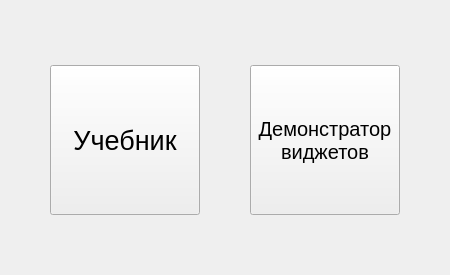
This is UI/Menu_window.ui in fLUM1NUS/App_for_learning_PyQt as Qt 5 draws it before an edit. The edited form follows.
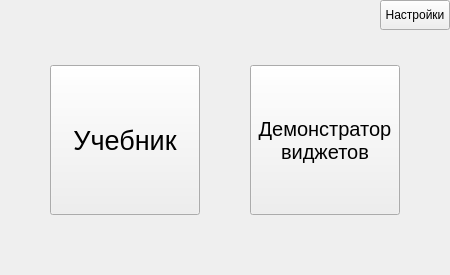
This is the edited form.

```diff
--- a/UI/Menu_window.ui
+++ b/UI/Menu_window.ui
@@ -105,6 +105,19 @@
 виджетов</string>
     </property>
    </widget>
+   <widget class="QPushButton" name="SettingsBtn">
+    <property name="geometry">
+     <rect>
+      <x>380</x>
+      <y>0</y>
+      <width>70</width>
+      <height>30</height>
+     </rect>
+    </property>
+    <property name="text">
+     <string>Настройки</string>
+    </property>
+   </widget>
   </widget>
  </widget>
  <resources/>
```
